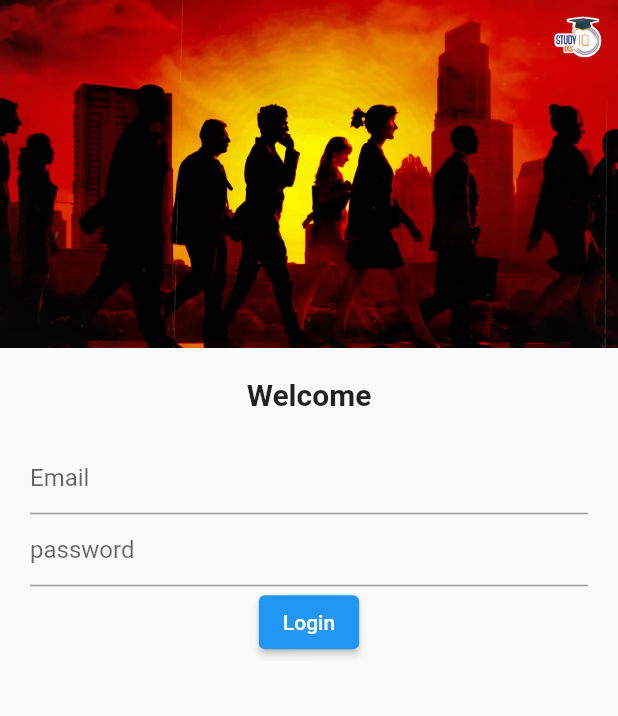
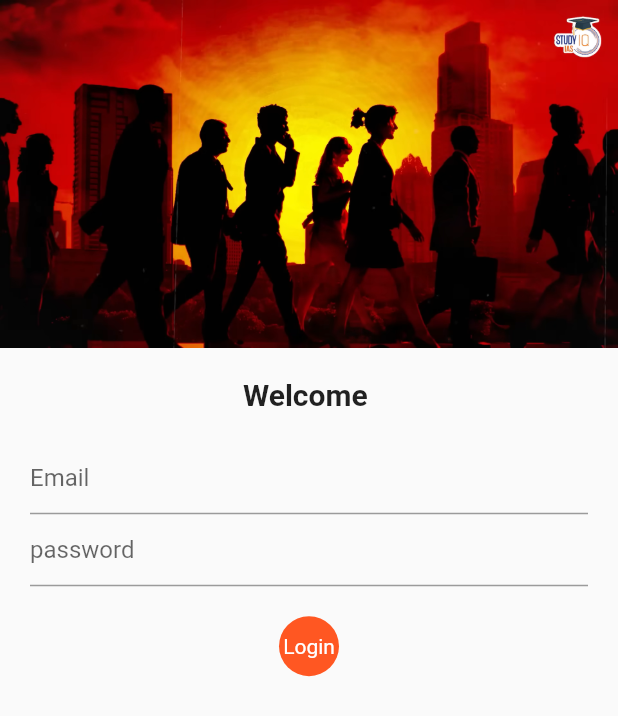
Before and after one commit to DevByShahzaib/flutter-cart, a Flutter app: the screen it shows after launch, after a tap on "Login", on a phone screen of 412 x 824 dp. Shown: the top 716 px of the screen. Run offline on Flutter 3.47's test engine with Material 2 defaults, Android fonts, the phone set to English and light mode, and no system bars.

Commit message:
Day 6 Completed

```diff
--- a/lib/main.dart
+++ b/lib/main.dart
@@ -1,6 +1,7 @@
 import 'package:flutter/material.dart';
 import 'package:flutter_application_1/pages/home_page.dart';
 import 'package:flutter_application_1/pages/login_page.dart';
+import 'package:flutter_application_1/utils/routes.dart';
 
 void main() {
   runApp(MyApp());
@@ -25,8 +26,7 @@ class MyApp extends StatelessWidget {
       initialRoute: "/login",
       routes: {
         "/": (context) => LoginScreen(),
-        "/login": (context) => LoginScreen(),
-        "/home": (context) => HomeScreen(),
+        MyRoutes.homeRoute: (context) => HomeScreen(),
       },
     );
   }
--- a/lib/pages/login_page.dart
+++ b/lib/pages/login_page.dart
@@ -1,25 +1,34 @@
 import 'package:flutter/material.dart';
+import 'package:flutter_application_1/utils/routes.dart';
 
-class LoginScreen extends StatelessWidget {
+class LoginScreen extends StatefulWidget {
   const LoginScreen({super.key});
 
   @override
+  State<LoginScreen> createState() => _LoginScreenState();
+}
+
+class _LoginScreenState extends State<LoginScreen> {
+  bool boxChange = false;
+  String name = '';
+  @override
   Widget build(BuildContext context) {
     return Material(
+      child: SingleChildScrollView(
         child: Column(
           // mainAxisAlignment: MainAxisAlignment.center,
           children: [
-          Image(
+            const Image(
               image: AssetImage(
                 'assets/images/img.png',
               ),
               fit: BoxFit.cover,
             ),
-          SizedBox(
+            const SizedBox(
               height: 20,
             ),
             Text(
-            'Welcome',
+              'Welcome $name',
               style: TextStyle(
                 fontWeight: FontWeight.bold,
                 fontSize: 20,
@@ -31,16 +40,54 @@ class LoginScreen extends StatelessWidget {
                 children: [
                   TextFormField(
                     decoration: InputDecoration(hintText: 'Email'),
+                    onChanged: (value) {
+                      name = value;
+                      setState(() {});
+                    },
                   ),
                   TextFormField(
                     decoration: InputDecoration(hintText: 'password'),
                   ),
-                ElevatedButton(onPressed: () {}, child: Text('Login'))
+                  SizedBox(
+                    height: 20,
+                  ),
+                  InkWell(
+                      onTap: () async {
+                        setState(() {
+                          boxChange = true;
+                        });
+                        await Future.delayed(Duration(seconds: 2));
+                        Navigator.pushNamed(context, MyRoutes.homeRoute);
+                      },
+                      child: AnimatedContainer(
+                          duration: Duration(seconds: 2),
+                          height: 40,
+                          width: boxChange ? 50 : 100,
+                          alignment: Alignment.center,
+                          child: Text(
+                            'Login',
+                            style: TextStyle(color: Colors.white),
+                          ),
+                          decoration: BoxDecoration(
+                            color: Colors.deepOrange,
+                            shape: boxChange
+                                ? BoxShape.circle
+                                : BoxShape.rectangle,
+                          )))
+
+                  // ElevatedButton(
+                  //   onPressed: () {
+                  //     Navigator.pushNamed(context, MyRoutes.homeRoute);
+                  //   },
+                  //   child: Text('Login'),
+                  //   style: TextButton.styleFrom(minimumSize: Size(120, 40)),
+                  // )
                 ],
               ),
             )
           ],
         ),
+      ),
     );
   }
 }
--- /dev/null
+++ b/lib/utils/routes.dart
@@ -0,0 +1,4 @@
+class MyRoutes {
+  static String loginRoute = '/login';
+  static String homeRoute = '/home';
+}
```
Lines whose indentation alone changed are shown as unchanged.
